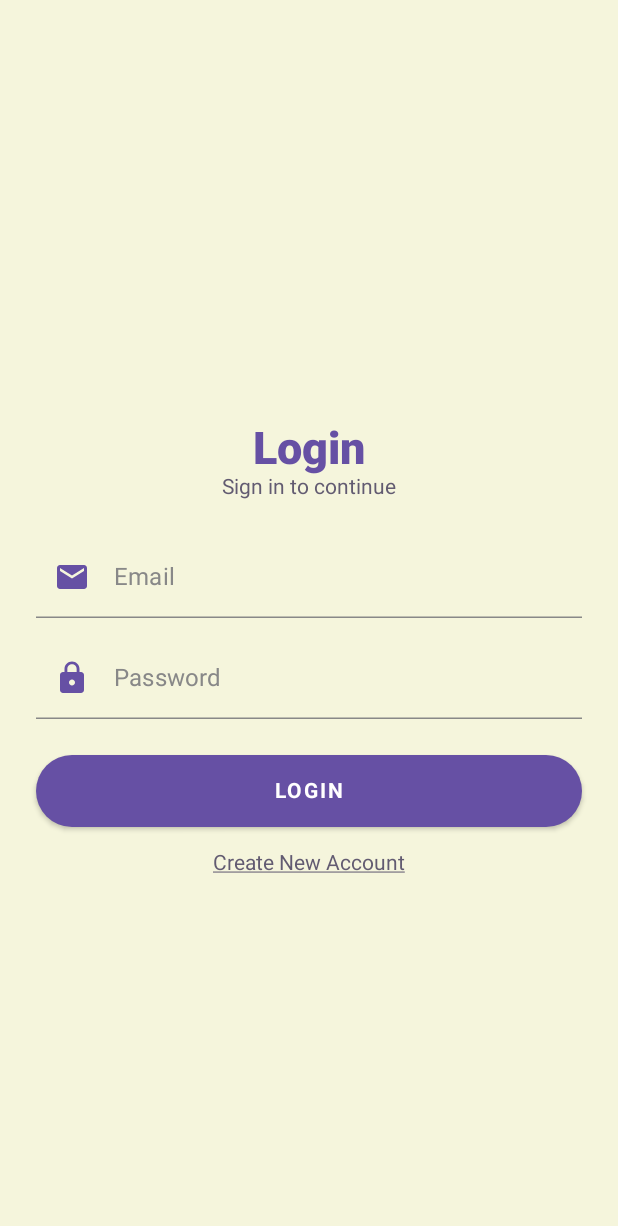
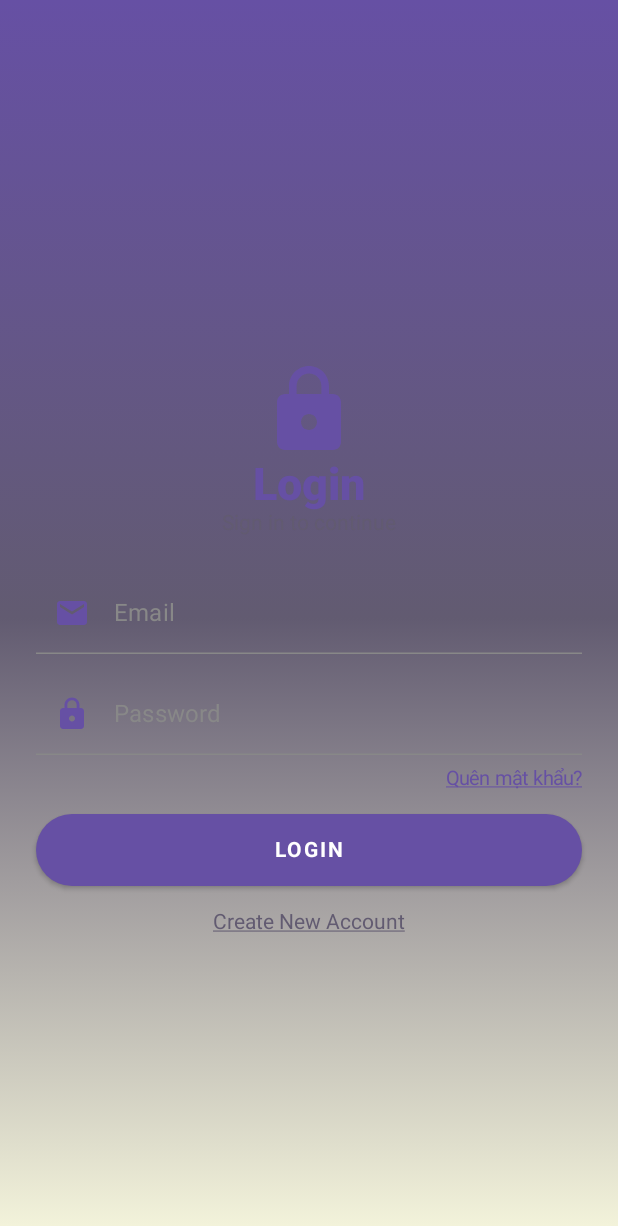
Before and after one commit to lambaoduy/Studydocs_FE, an Android app built with Jetpack Compose: the @Preview function LoginScreenPreview, on a phone screen of 412 x 824 dp. Shown: the top 1226 px of the screen. Run offline under Robolectric (Android 15) with nearby library versions, the phone set to English and light mode, and no system bars.

Commit message:
refactor: update package structure and enhance UI in Login and Register screens

```diff
--- a/app/src/main/java/com/example/finalexam/ui/screens/LoginScreen.kt
+++ b/app/src/main/java/com/example/finalexam/ui/screens/LoginScreen.kt
@@ -1,4 +1,4 @@
-package com.example.finalexam.ui.screens
+package com.example.finalexam.view
 
 import androidx.compose.foundation.background
 import androidx.compose.foundation.clickable
@@ -28,7 +28,8 @@ import com.example.finalexam.ui.theme.*
 @Composable
 fun LoginScreen(
     authViewModel: AuthViewModel = viewModel(),
-    onRegisterClick: () -> Unit = {}
+    onRegisterClick: () -> Unit = {},
+    onForgotPasswordClick: () -> Unit = {}
 ) {
     val state by authViewModel.state.collectAsState()
     var email by remember { mutableStateOf("") }
@@ -37,7 +38,11 @@ fun LoginScreen(
     Box(
         modifier = Modifier
             .fillMaxSize()
-            .background(creamy)
+            .background(
+                brush = androidx.compose.ui.graphics.Brush.verticalGradient(
+                    colors = listOf(Purple40, PurpleGrey40, creamy)
+                )
+            )
     ) {
         Column(
             modifier = Modifier
@@ -47,6 +52,12 @@ fun LoginScreen(
             verticalArrangement = Arrangement.Center
         ) {
             Spacer(modifier = Modifier.height(40.dp))
+            Icon(
+                imageVector = Icons.Default.Lock,
+                contentDescription = "Login Icon",
+                tint = Purple40,
+                modifier = Modifier.size(64.dp)
+            )
             Text(
                 text = "Login",
                 fontSize = 30.sp,
@@ -73,7 +84,20 @@ fun LoginScreen(
                 onValueChange = { password = it },
                 visualTransformation = PasswordVisualTransformation()
             )
-            Spacer(modifier = Modifier.height(24.dp))
+            Spacer(modifier = Modifier.height(8.dp))
+            Row(
+                modifier = Modifier.fillMaxWidth(),
+                horizontalArrangement = Arrangement.End
+            ) {
+                Text(
+                    text = "Quên mật khẩu?",
+                    color = Purple40,
+                    style = TextStyle(textDecoration = TextDecoration.Underline),
+                    fontSize = 13.sp,
+                    modifier = Modifier.clickable { onForgotPasswordClick() }
+                )
+            }
+            Spacer(modifier = Modifier.height(16.dp))
             Button(
                 onClick = {
                     authViewModel.processIntent(AuthIntent.Login(email, password))
--- a/app/src/main/java/com/example/finalexam/ui/screens/RegisterScreen.kt
+++ b/app/src/main/java/com/example/finalexam/ui/screens/RegisterScreen.kt
@@ -1,4 +1,4 @@
-package com.example.finalexam.ui.screens
+package com.example.finalexam.view
 
 import androidx.compose.foundation.background
 import androidx.compose.foundation.clickable
@@ -12,6 +12,7 @@ import androidx.compose.material.icons.filled.Person
 import androidx.compose.runtime.*
 import androidx.compose.ui.Alignment
 import androidx.compose.ui.Modifier
+import androidx.compose.ui.graphics.Brush
 import androidx.compose.ui.graphics.Color
 import androidx.compose.ui.text.TextStyle
 import androidx.compose.ui.text.font.FontWeight
@@ -39,7 +40,11 @@ fun RegisterScreen(
     Box(
         modifier = Modifier
             .fillMaxSize()
-            .background(creamy)
+            .background(
+                brush = Brush.verticalGradient(
+                    colors = listOf(Purple40, PurpleGrey40, creamy)
+                )
+            )
     ) {
         Column(
             modifier = Modifier
@@ -49,6 +54,12 @@ fun RegisterScreen(
             verticalArrangement = Arrangement.Center
         ) {
             Spacer(modifier = Modifier.height(40.dp))
+            Icon(
+                imageVector = Icons.Default.Person,
+                contentDescription = "Register Icon",
+                tint = Purple40,
+                modifier = Modifier.size(64.dp)
+            )
             Spacer(modifier = Modifier.height(24.dp))
             Text(
                 text = "Create New Account",
```
